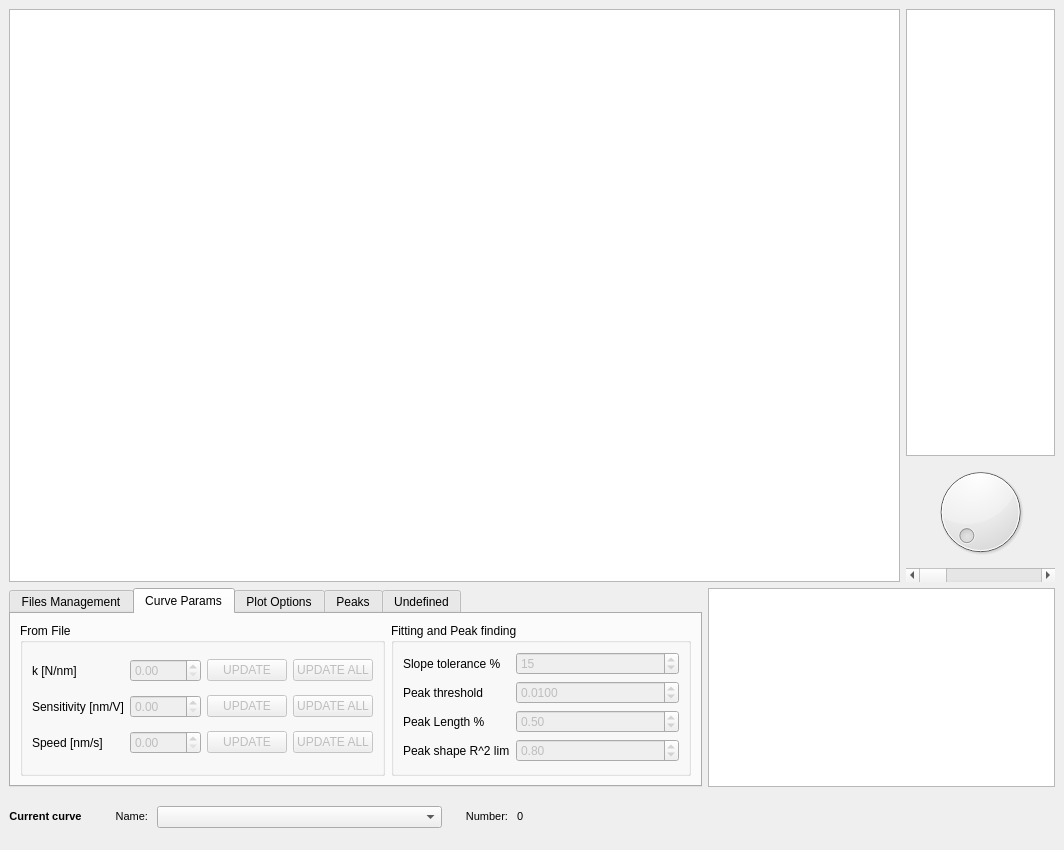
Qt form qt/SiMPlE_main.ui (lando1784/SiMPlE) before a commit.
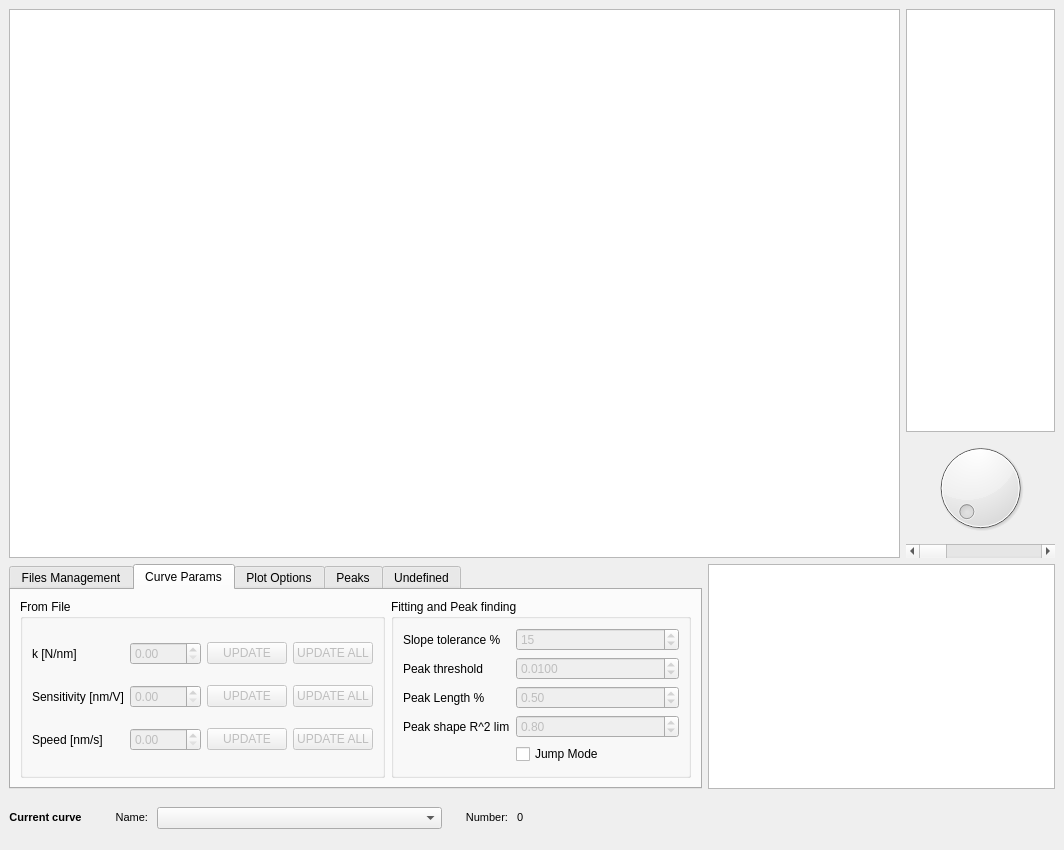
The same form after that commit. The open tabs and pages were chosen to show the change. Custom widgets are drawn as their Qt base class.

Commit message: e 024 - New algorithm for the peak finding function (clikc on the checkbox "Jump Mode to use it") and also a combo box with the filenames of all the loaded curves. For the new algorithm the peak threshold % should be at least around 5.0

Patch:
```diff
--- a/qt/SiMPlE_main.ui
+++ b/qt/SiMPlE_main.ui
@@ -408,6 +408,13 @@
                </property>
               </widget>
              </item>
+             <item row="4" column="1">
+              <widget class="QCheckBox" name="jumpCkBox">
+               <property name="text">
+                <string>Jump Mode</string>
+               </property>
+              </widget>
+             </item>
             </layout>
            </widget>
           </item>
```
The commit also changes 4 other files.
